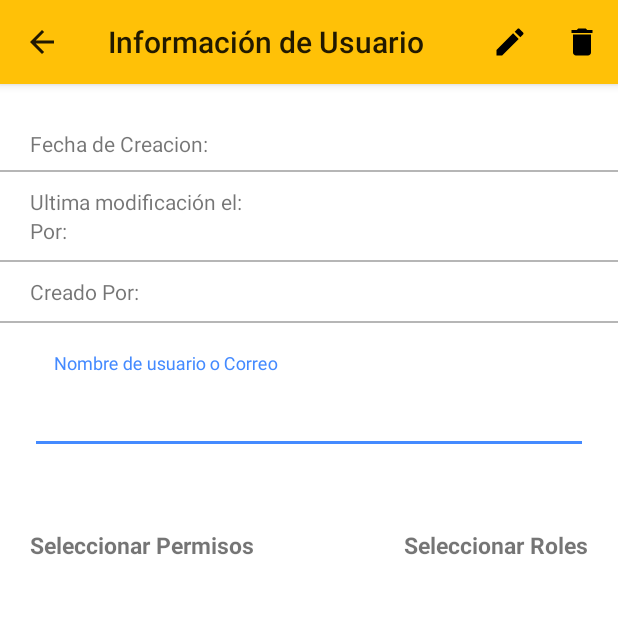
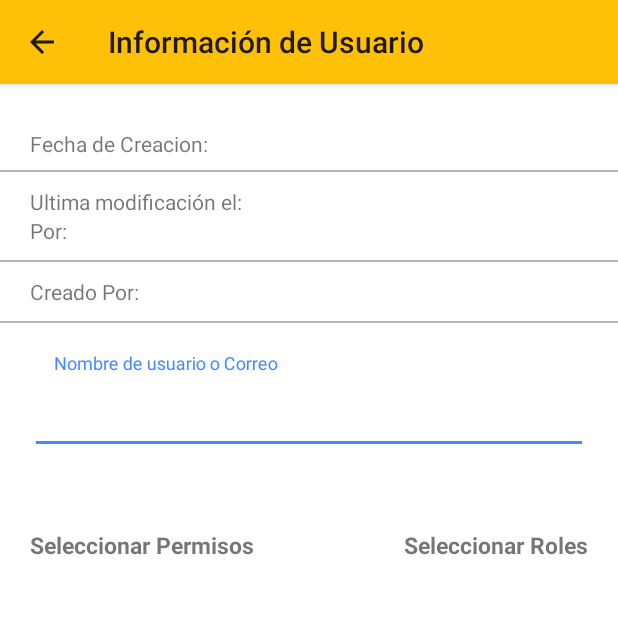
Before and after one commit to victorCB96/ProyectoSeguridad, an Android app: the DetalleUsuarioActivity screen opened directly, with no data from a screen before it, on a phone screen of 412 x 824 dp, the top half of it. Run offline under Robolectric (Android 15) with nearby library versions, the phone set to English and light mode, and no system bars; libraries missing offline, so code that uses them is left out: com.mobsandgeeks.saripaar, com.readystatesoftware.sqliteasset; 12 statements that could not run were skipped.

```diff
--- a/app/src/main/java/com/example/diego/proyectoseguridad/Vista/DetalleUsuarioActivity.java
+++ b/app/src/main/java/com/example/diego/proyectoseguridad/Vista/DetalleUsuarioActivity.java
@@ -17,6 +17,7 @@ import android.widget.TextView;
 
 import com.example.diego.proyectoseguridad.Modelo.Rol;
 import com.example.diego.proyectoseguridad.Modelo.Usuario;
+import com.example.diego.proyectoseguridad.Modelo.Variables;
 import com.example.diego.proyectoseguridad.Modelo.Ventana;
 import com.example.diego.proyectoseguridad.Modelo.clsManejadorVentanas;
 import com.example.diego.proyectoseguridad.Modelo.clsManejoRoles;
@@ -222,8 +223,8 @@ public class DetalleUsuarioActivity extends AppCompatActivity implements Validat
     public boolean onCreateOptionsMenu(Menu menu) {
         // Inflate the menu; this adds items to the action bar if it is present.
         getMenuInflater().inflate(R.menu.action_detalle_usuario, menu);
-        menu.findItem(R.id.action_editar).setVisible(!editarMode);
-        menu.findItem(R.id.action_eliminar).setVisible(!editarMode);
+        menu.findItem(R.id.action_editar).setVisible(!editarMode && Variables.PERMISO_EDITAR_USUARIOS);
+        menu.findItem(R.id.action_eliminar).setVisible(!editarMode && Variables.PERMISO_ELIMINAR_USUARIOS);
         return true;
     }
 
--- a/app/src/main/java/com/example/diego/proyectoseguridad/Vista/GestionUsuariosFragment.java
+++ b/app/src/main/java/com/example/diego/proyectoseguridad/Vista/GestionUsuariosFragment.java
@@ -58,6 +58,7 @@ public class GestionUsuariosFragment extends Fragment implements AdaptadorUsuari
 
         btnDetalle= (ImageButton) view.findViewById(R.id.btn_detalle_usuario);
         btn_agregarUsuario= (FloatingActionButton) view.findViewById(R.id.btn_agregarUsuario);
+
 
         btn_agregarUsuario.setOnClickListener(new View.OnClickListener() {
             @Override
```
